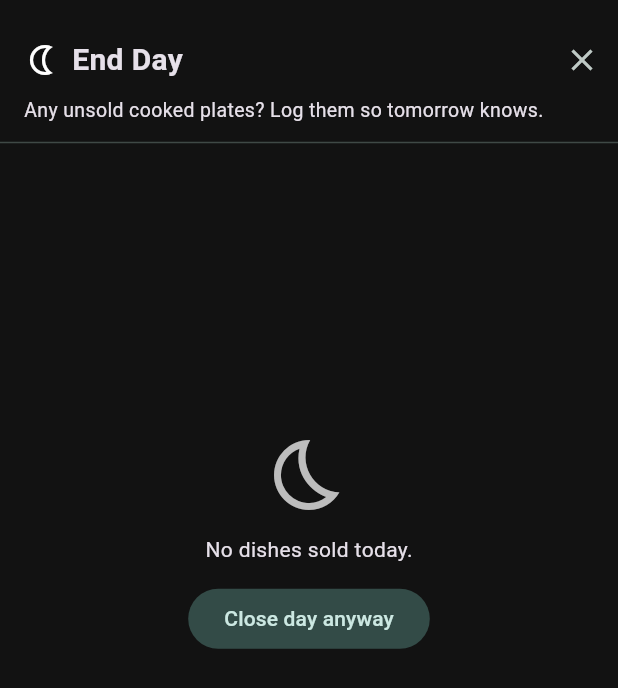
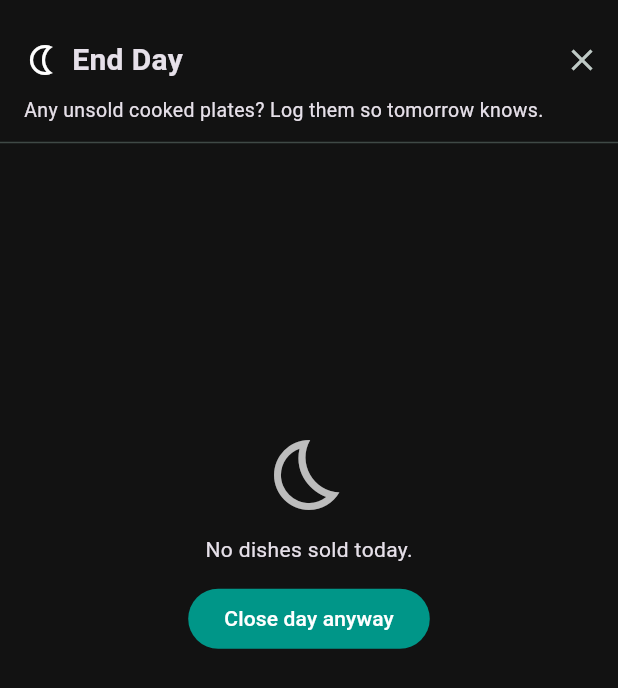
Before and after one commit to jjjardev/talako, a Flutter app: the CloseOutSheet widget shown alone on an empty page, opened directly, on a phone screen of 412 x 824 dp. Shown: the top 688 px of the screen. Run offline on Flutter 3.47's test engine with Material 3 defaults, Android fonts, the phone set to English and light mode, and no system bars; our stand-ins replace file_picker, flutter_slidable, share_plus, shared_preferences, sqflite; accounts and stored records are empty.

Commit message:
fix: RecapCard button contrast in dark mode + served-count undercount on credit sales
- RecapCard Share / Got-it buttons pinned to indigo900 / indigo fill -
  they were theme-white on the pastel indigo card (reported as 'End of
  Day blending with background' since it appears right after ending
  the day)
- Close-out sheet fallback button pinned to teal/white
- Undo tap-sale button now disables when nothing was sold today,
  instead of showing a 'nothing to undo' snackbar
- Credit dish sales now bump the served-today/served-week counts
  immediately (previously they only updated after the next full reload)

```diff
--- a/lib/screens/add_credit_sheet.dart
+++ b/lib/screens/add_credit_sheet.dart
@@ -157,6 +157,7 @@ class _AddCreditSheetState extends State<AddCreditSheet> {
             },
           ),
         );
+        await inv.loadInventory();
         await _promptOutOfStockRestock(inv, itemNames, messenger);
       }
     } catch (e, s) {
--- a/lib/screens/close_out_sheet.dart
+++ b/lib/screens/close_out_sheet.dart
@@ -102,7 +102,12 @@ class _CloseOutSheetState extends State<CloseOutSheet> {
             const SizedBox(height: 12),
             const Text('No dishes sold today.'),
             const SizedBox(height: 12),
-            FilledButton.tonal(onPressed: _save, child: const Text('Close day anyway')),
+            FilledButton(
+              style: FilledButton.styleFrom(backgroundColor: Colors.teal),
+              onPressed: _save,
+              child: const Text('Close day anyway',
+                  style: TextStyle(color: Colors.white)),
+            ),
             const SizedBox(height: 16),
           ],
         ),
```
Also changed, not shown: lib/screens/kitchen_screen.dart (+10 -3 lines).
